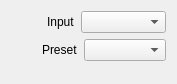
First picture: the form in src/Widgets/Inspector/TriCaster/InspectorPresetWidget.ui, repository CasparCG/client, before the edit.
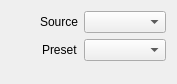
Second picture: the form after the edit.

The edit to the form file:
```diff
--- a/src/Widgets/Inspector/TriCaster/InspectorPresetWidget.ui
+++ b/src/Widgets/Inspector/TriCaster/InspectorPresetWidget.ui
@@ -29,7 +29,7 @@
        </property>
        <property name="sizeHint" stdset="0">
         <size>
-         <width>36</width>
+         <width>29</width>
          <height>20</height>
         </size>
        </property>
@@ -38,7 +38,7 @@
      <item>
       <widget class="QLabel" name="labelInput">
        <property name="text">
-        <string>Input</string>
+        <string>Source</string>
        </property>
       </widget>
      </item>
```
Left out of the diff: 14 changed lines with no effect on the pictures.
